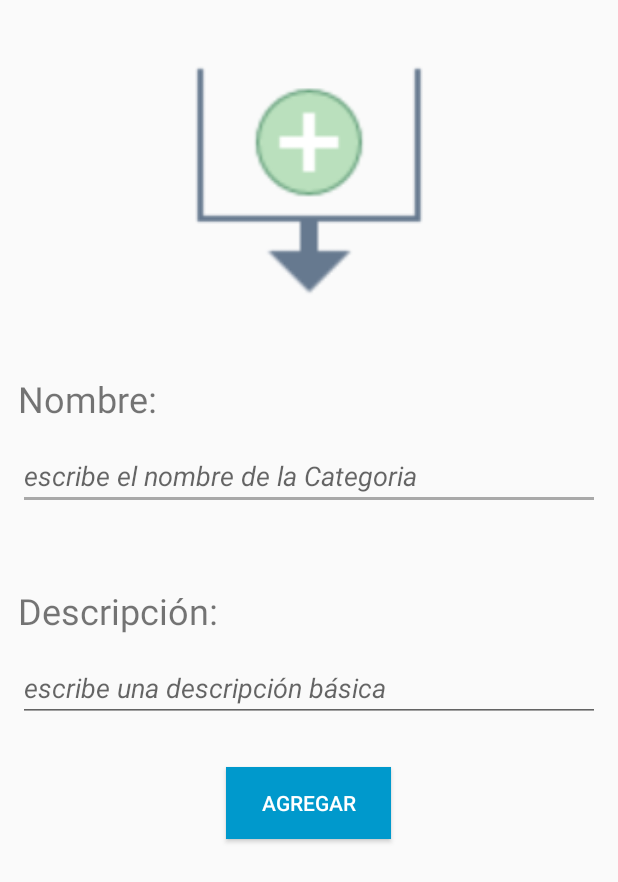
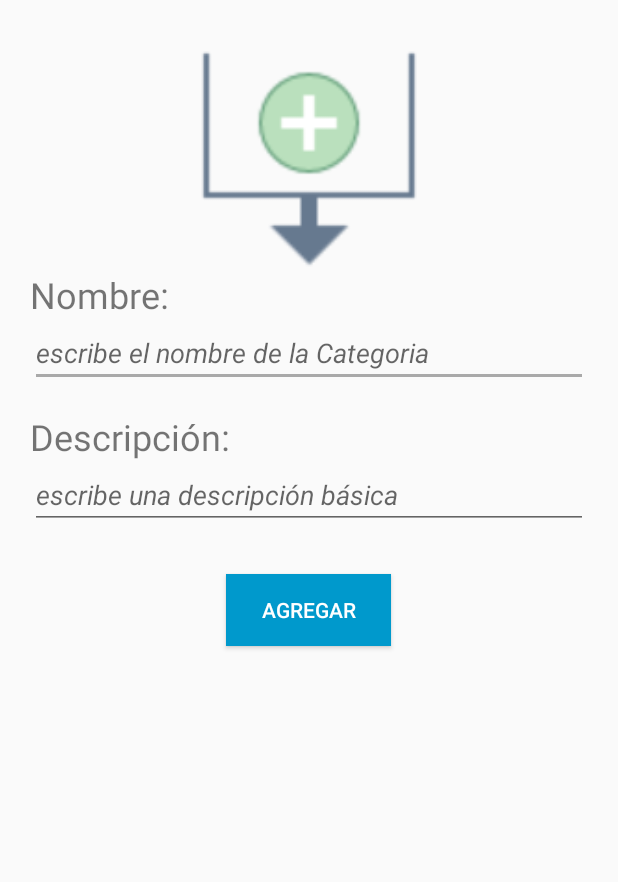
Before and after one commit to maurocg89/SuperLista, an Android app: the fragment FragmentAgregarCategoria shown on its own in the app's theme, on a phone screen of 412 x 824 dp. Shown: the top 882 px of the screen. Run offline under Robolectric (Android 15) with nearby library versions, the phone set to English and light mode, and no system bars; network calls fail.

Commit message:
Corrijo un par de cosas y comienzo a implementar para agregar marcas

```diff
--- a/app/src/main/java/com/example/superlista/FragmentAgregarProducto.java
+++ b/app/src/main/java/com/example/superlista/FragmentAgregarProducto.java
@@ -492,6 +492,7 @@ public class FragmentAgregarProducto extends Fragment implements View.OnClickLis
         }
 
         acomodarArrayList(nombresMarcas);
+        nombresMarcas.add(1, "Nueva Marca");
 
         adapterMarca = new ArrayAdapter(getContext(), android.R.layout.simple_dropdown_item_1line, nombresMarcas);
         adapterMarca.setDropDownViewResource(android.R.layout.simple_spinner_dropdown_item);
@@ -503,6 +504,10 @@ public class FragmentAgregarProducto extends Fragment implements View.OnClickLis
             public void onItemSelected(AdapterView<?> parent, View view, int position, long id) {
 
                 cadMarca = String.valueOf(sMarca.getSelectedItem());
+                if (cadMarca == "Nueva Marca"){
+                    //TODO: FEDE aca tengo que haver el alert dialog personalizado
+                    Toast.makeText(getContext(), "Hola pianola", Toast.LENGTH_SHORT).show();
+                }
             }
 
             @Override
--- a/app/src/main/java/com/example/superlista/model/Producto.java
+++ b/app/src/main/java/com/example/superlista/model/Producto.java
@@ -8,7 +8,7 @@ import com.j256.ormlite.table.DatabaseTable;
 
 @DatabaseTable(tableName = "producto")
 public class Producto implements Parcelable{
-    // TODO: Agregar campo unidad
+
     // Nombre de columnas de la tabla en la base de datos
     public static final String _ID = "id_producto";
     public static final String COLUMNA_SUPER_FKEY = "id_super";
--- a/app/src/main/res/layout/form_agregar_categoria.xml
+++ b/app/src/main/res/layout/form_agregar_categoria.xml
@@ -1,26 +1,33 @@
 <?xml version="1.0" encoding="utf-8"?>
-<LinearLayout
+
+<ScrollView
     xmlns:android="http://schemas.android.com/apk/res/android"
     xmlns:app="http://schemas.android.com/apk/res-auto"
+    xmlns:tools="http://schemas.android.com/tools"
     android:layout_width="match_parent"
     android:layout_height="match_parent"
-    android:layout_margin="@dimen/margen_entre_items"
+    android:orientation="vertical">
+
+    <LinearLayout
+
+        android:layout_width="match_parent"
+        android:layout_height="wrap_content"
+        android:layout_margin="20dp"
         android:orientation="vertical"
         android:weightSum="1">
 
         <ImageView
             android:id="@+id/imageViewAddCategoria"
             android:layout_width="match_parent"
-        android:layout_height="wrap_content"
-        android:layout_marginTop="30dp"
-        android:layout_weight="0.18"
+            android:layout_height="160dp"
+            android:paddingTop="@dimen/margen_entre_items"
             app:srcCompat="@drawable/addcategoria" />
 
         <TextView
             android:id="@+id/textViewNombreFormCat"
             android:layout_width="match_parent"
             android:layout_height="wrap_content"
-        android:layout_weight="0.12"
+            android:layout_weight="0.45"
             android:gravity="bottom"
             android:text="@string/nombre"
             android:textSize="24sp" />
@@ -40,8 +47,7 @@
         <TextView
             android:id="@+id/textViewDescrCat"
             android:layout_width="match_parent"
-        android:layout_height="wrap_content"
-        android:layout_weight="0.12"
+            android:layout_height="49dp"
             android:gravity="bottom"
             android:text="@string/descr_categoria"
             android:textSize="24sp" />
@@ -50,7 +56,7 @@
             android:id="@+id/editTextDescrCat"
             android:layout_width="match_parent"
             android:layout_height="wrap_content"
-        android:layout_weight="0.03"
+            android:layout_weight="1.20"
             android:ems="10"
             android:gravity="bottom"
             android:hint="@string/text_descr_categoria"
@@ -67,4 +73,7 @@
             android:background="@android:color/holo_blue_dark"
             android:text="@string/agregar"
             android:textColor="@android:color/background_light" />
+
     </LinearLayout>
+
+</ScrollView>
--- a/app/src/main/res/layout/form_nuevo_producto.xml
+++ b/app/src/main/res/layout/form_nuevo_producto.xml
@@ -1,5 +1,6 @@
 <?xml version="1.0" encoding="utf-8"?>
-<ScrollView xmlns:android="http://schemas.android.com/apk/res/android"
+<ScrollView
+    xmlns:android="http://schemas.android.com/apk/res/android"
     xmlns:app="http://schemas.android.com/apk/res-auto"
     xmlns:tools="http://schemas.android.com/tools"
     android:layout_width="match_parent"
```
Also changed, not shown: app/src/main/java/com/example/superlista/MainActivity.java (+7 -2 lines). Lines whose indentation alone changed are shown as unchanged.
